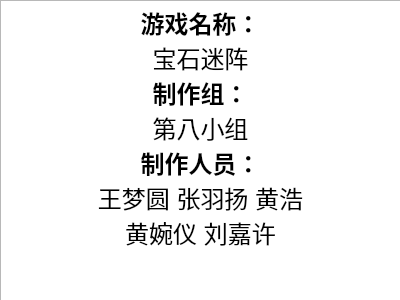
First picture: the form in CAboutDlg.ui, repository geniusaaaaaa1/Baoshi, before the edit.
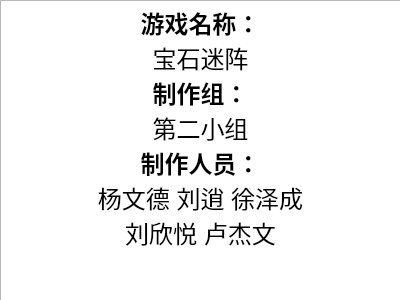
Second picture: the form after the edit.

Diff of the .ui file:
```diff
--- a/CAboutDlg.ui
+++ b/CAboutDlg.ui
@@ -27,14 +27,14 @@
 &lt;html&gt;&lt;head&gt;&lt;meta name=&quot;qrichtext&quot; content=&quot;1&quot; /&gt;&lt;style type=&quot;text/css&quot;&gt;
 p, li { white-space: pre-wrap; }
 &lt;/style&gt;&lt;/head&gt;&lt;body style=&quot; font-family:'SimSun'; font-size:9pt; font-weight:400; font-style:normal;&quot;&gt;
-&lt;p align=&quot;center&quot; style=&quot; margin-top:0px; margin-bottom:0px; margin-left:0px; margin-right:0px; -qt-block-indent:0; text-indent:0px;&quot;&gt;&lt;span style=&quot; font-family:'SimSun'; font-size:18pt; font-weight:600;&quot;&gt;游戏名称：&lt;/span&gt;&lt;/p&gt;
-&lt;p align=&quot;center&quot; style=&quot; margin-top:0px; margin-bottom:0px; margin-left:0px; margin-right:0px; -qt-block-indent:0; text-indent:0px;&quot;&gt;&lt;span style=&quot; font-family:'SimSun'; font-size:18pt;&quot;&gt;宝石迷阵&lt;/span&gt;&lt;/p&gt;
-&lt;p align=&quot;center&quot; style=&quot; margin-top:0px; margin-bottom:0px; margin-left:0px; margin-right:0px; -qt-block-indent:0; text-indent:0px;&quot;&gt;&lt;span style=&quot; font-family:'SimSun'; font-size:18pt; font-weight:600;&quot;&gt;制作组：&lt;/span&gt;&lt;/p&gt;
-&lt;p align=&quot;center&quot; style=&quot; margin-top:0px; margin-bottom:0px; margin-left:0px; margin-right:0px; -qt-block-indent:0; text-indent:0px;&quot;&gt;&lt;span style=&quot; font-family:'SimSun'; font-size:18pt;&quot;&gt;第八小组&lt;/span&gt;&lt;/p&gt;
-&lt;p align=&quot;center&quot; style=&quot; margin-top:0px; margin-bottom:0px; margin-left:0px; margin-right:0px; -qt-block-indent:0; text-indent:0px;&quot;&gt;&lt;span style=&quot; font-family:'SimSun'; font-size:18pt; font-weight:600;&quot;&gt;制作人员：&lt;/span&gt;&lt;/p&gt;
-&lt;p align=&quot;center&quot; style=&quot; margin-top:0px; margin-bottom:0px; margin-left:0px; margin-right:0px; -qt-block-indent:0; text-indent:0px;&quot;&gt;&lt;span style=&quot; font-family:'SimSun'; font-size:18pt;&quot;&gt;王梦圆 张羽扬 黄浩&lt;/span&gt;&lt;/p&gt;
-&lt;p align=&quot;center&quot; style=&quot; margin-top:0px; margin-bottom:0px; margin-left:0px; margin-right:0px; -qt-block-indent:0; text-indent:0px;&quot;&gt;&lt;span style=&quot; font-family:'SimSun'; font-size:18pt;&quot;&gt;黄婉仪 刘嘉许&lt;/span&gt;&lt;/p&gt;
-&lt;p align=&quot;center&quot; style=&quot;-qt-paragraph-type:empty; margin-top:0px; margin-bottom:0px; margin-left:0px; margin-right:0px; -qt-block-indent:0; text-indent:0px; font-family:'SimSun'; font-size:18pt;&quot;&gt;&lt;br /&gt;&lt;/p&gt;&lt;/body&gt;&lt;/html&gt;</string>
+&lt;p align=&quot;center&quot; style=&quot; margin-top:0px; margin-bottom:0px; margin-left:0px; margin-right:0px; -qt-block-indent:0; text-indent:0px;&quot;&gt;&lt;span style=&quot; font-size:18pt; font-weight:600;&quot;&gt;游戏名称：&lt;/span&gt;&lt;/p&gt;
+&lt;p align=&quot;center&quot; style=&quot; margin-top:0px; margin-bottom:0px; margin-left:0px; margin-right:0px; -qt-block-indent:0; text-indent:0px;&quot;&gt;&lt;span style=&quot; font-size:18pt;&quot;&gt;宝石迷阵&lt;/span&gt;&lt;/p&gt;
+&lt;p align=&quot;center&quot; style=&quot; margin-top:0px; margin-bottom:0px; margin-left:0px; margin-right:0px; -qt-block-indent:0; text-indent:0px;&quot;&gt;&lt;span style=&quot; font-size:18pt; font-weight:600;&quot;&gt;制作组：&lt;/span&gt;&lt;/p&gt;
+&lt;p align=&quot;center&quot; style=&quot; margin-top:0px; margin-bottom:0px; margin-left:0px; margin-right:0px; -qt-block-indent:0; text-indent:0px;&quot;&gt;&lt;span style=&quot; font-size:18pt;&quot;&gt;第二小组&lt;/span&gt;&lt;/p&gt;
+&lt;p align=&quot;center&quot; style=&quot; margin-top:0px; margin-bottom:0px; margin-left:0px; margin-right:0px; -qt-block-indent:0; text-indent:0px;&quot;&gt;&lt;span style=&quot; font-size:18pt; font-weight:600;&quot;&gt;制作人员：&lt;/span&gt;&lt;/p&gt;
+&lt;p align=&quot;center&quot; style=&quot; margin-top:0px; margin-bottom:0px; margin-left:0px; margin-right:0px; -qt-block-indent:0; text-indent:0px;&quot;&gt;&lt;span style=&quot; font-size:18pt;&quot;&gt;杨文德 刘逍 徐泽成&lt;/span&gt;&lt;/p&gt;
+&lt;p align=&quot;center&quot; style=&quot; margin-top:0px; margin-bottom:0px; margin-left:0px; margin-right:0px; -qt-block-indent:0; text-indent:0px;&quot;&gt;&lt;span style=&quot; font-size:18pt;&quot;&gt;刘欣悦 卢杰文&lt;/span&gt;&lt;/p&gt;
+&lt;p align=&quot;center&quot; style=&quot;-qt-paragraph-type:empty; margin-top:0px; margin-bottom:0px; margin-left:0px; margin-right:0px; -qt-block-indent:0; text-indent:0px; font-size:18pt;&quot;&gt;&lt;br /&gt;&lt;/p&gt;&lt;/body&gt;&lt;/html&gt;</string>
    </property>
   </widget>
  </widget>
```
